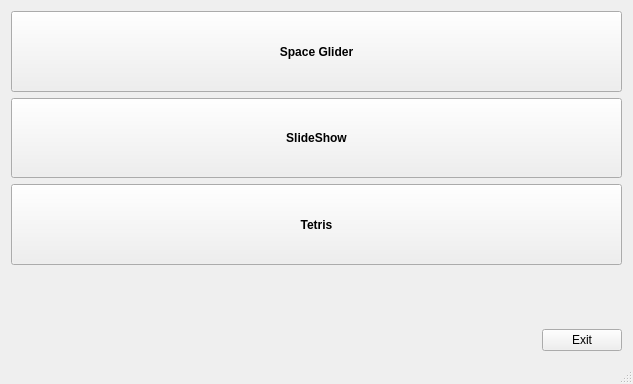
This is GUI/mainwindow.ui in MATF-RS19/RS016-embedded-gesture-board as Qt 5 draws it before an edit. The edited form follows.
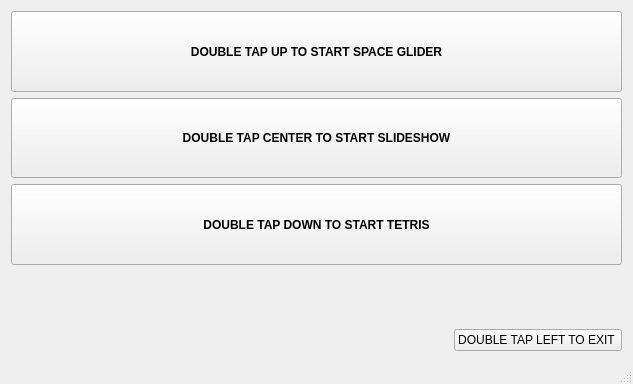
This is the edited form.

The edit to the form file:
```diff
--- a/GUI/mainwindow.ui
+++ b/GUI/mainwindow.ui
@@ -36,14 +36,14 @@
        </font>
       </property>
       <property name="text">
-       <string>SlideShow</string>
+       <string>DOUBLE TAP CENTER TO START SLIDESHOW</string>
       </property>
      </widget>
     </item>
     <item row="7" column="0" alignment="Qt::AlignRight|Qt::AlignBottom">
      <widget class="QPushButton" name="pushButtonExit">
       <property name="text">
-       <string>Exit</string>
+       <string>DOUBLE TAP LEFT TO EXIT </string>
       </property>
      </widget>
     </item>
@@ -68,7 +68,7 @@
        <bool>false</bool>
       </property>
       <property name="text">
-       <string>Tetris</string>
+       <string>DOUBLE TAP DOWN TO START TETRIS</string>
       </property>
      </widget>
     </item>
@@ -90,7 +90,7 @@
        <bool>false</bool>
       </property>
       <property name="text">
-       <string>Space Glider</string>
+       <string>DOUBLE TAP UP TO START SPACE GLIDER</string>
       </property>
       <property name="autoDefault">
        <bool>false</bool>
```
